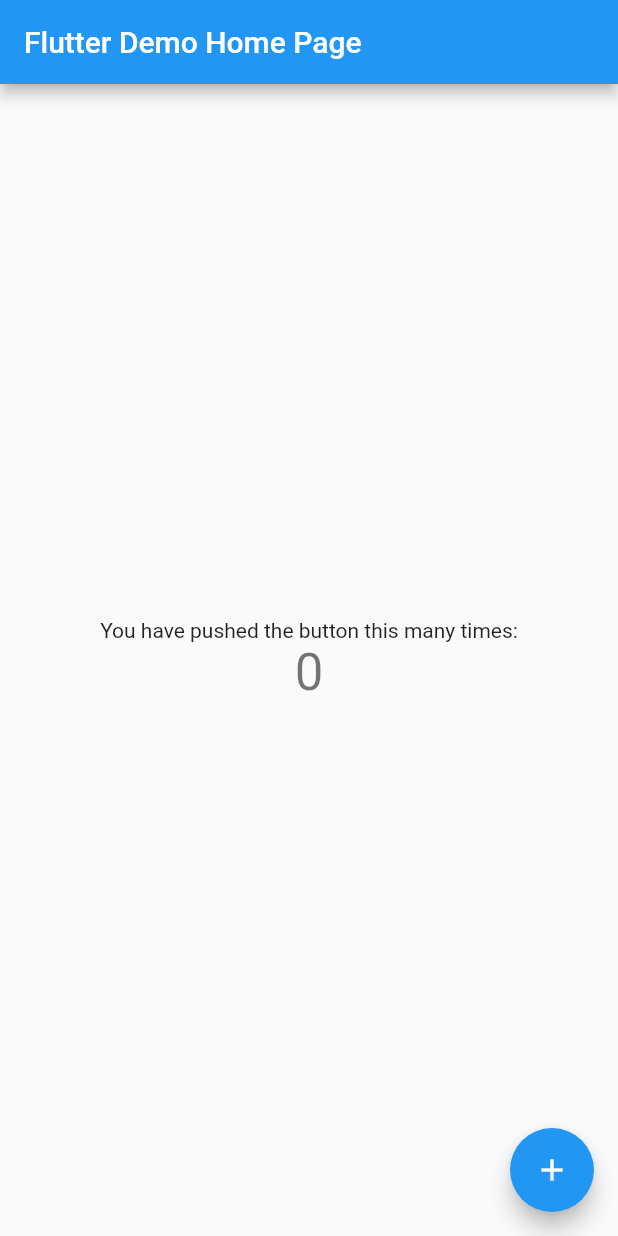
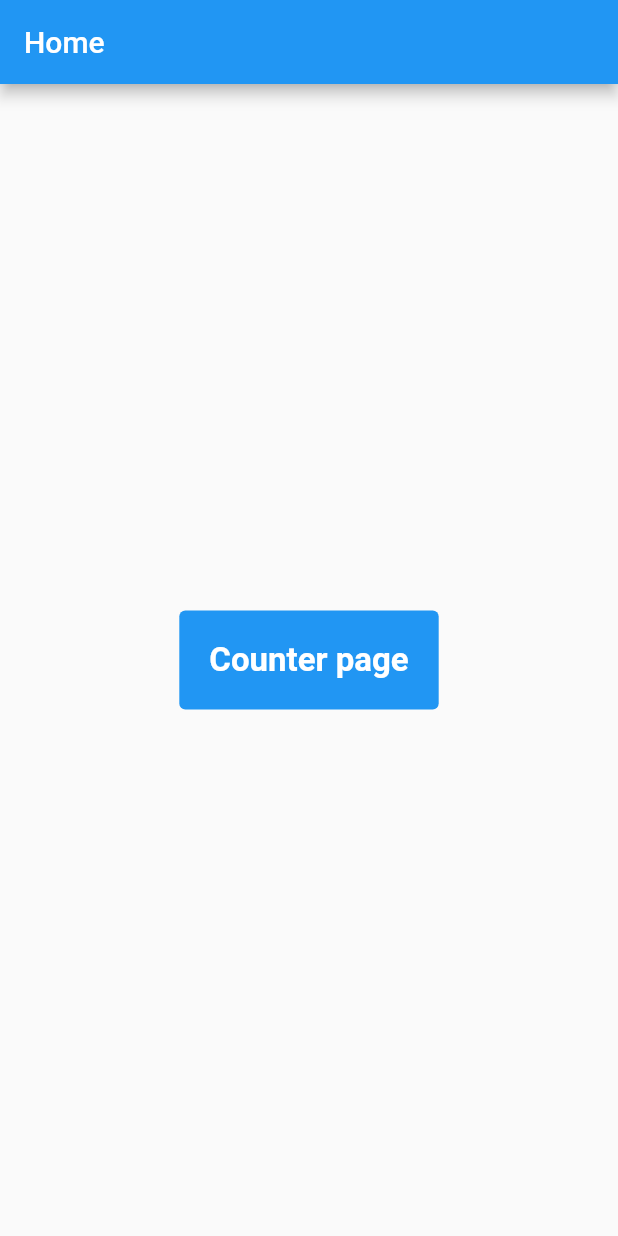
Before and after one commit to deniell/mobx_counter_app, a Flutter app: the screen it shows after launch, on a phone screen of 412 x 824 dp. Run offline on Flutter 3.47's test engine with Material 2 defaults, Android fonts, the light colour scheme and no system bars; our stand-ins replace mobx; generated files the repository leaves out were written again.

Commit message:
- removed old code from main.dart; - added HomePage and CounterPage; - working on CounterPage.

```diff
--- a/lib/main.dart
+++ b/lib/main.dart
@@ -1,115 +1,21 @@
 import 'package:flutter/material.dart';
+import 'package:mobx_counter_app/pages/home_page.dart';
 
 void main() {
-  runApp(const MyApp());
+  runApp(const MobXCounterApp());
 }
 
-class MyApp extends StatelessWidget {
-  const MyApp({super.key});
+class MobXCounterApp extends StatelessWidget {
+  const MobXCounterApp({super.key});
 
-  // This widget is the root of your application.
   @override
   Widget build(BuildContext context) {
     return MaterialApp(
-      title: 'Flutter Demo',
+      title: 'MobX Counter App',
       theme: ThemeData(
-        // This is the theme of your application.
-        //
-        // Try running your application with "flutter run". You'll see the
-        // application has a blue toolbar. Then, without quitting the app, try
-        // changing the primarySwatch below to Colors.green and then invoke
-        // "hot reload" (press "r" in the console where you ran "flutter run",
-        // or simply save your changes to "hot reload" in a Flutter IDE).
-        // Notice that the counter didn't reset back to zero; the application
-        // is not restarted.
         primarySwatch: Colors.blue,
       ),
-      home: const MyHomePage(title: 'Flutter Demo Home Page'),
+      home: const HomePage(),
     );
   }
 }
-
-class MyHomePage extends StatefulWidget {
-  const MyHomePage({super.key, required this.title});
-
-  // This widget is the home page of your application. It is stateful, meaning
-  // that it has a State object (defined below) that contains fields that affect
-  // how it looks.
-
-  // This class is the configuration for the state. It holds the values (in this
-  // case the title) provided by the parent (in this case the App widget) and
-  // used by the build method of the State. Fields in a Widget subclass are
-  // always marked "final".
-
-  final String title;
-
-  @override
-  State<MyHomePage> createState() => _MyHomePageState();
-}
-
-class _MyHomePageState extends State<MyHomePage> {
-  int _counter = 0;
-
-  void _incrementCounter() {
-    setState(() {
-      // This call to setState tells the Flutter framework that something has
-      // changed in this State, which causes it to rerun the build method below
-      // so that the display can reflect the updated values. If we changed
-      // _counter without calling setState(), then the build method would not be
-      // called again, and so nothing would appear to happen.
-      _counter++;
-    });
-  }
-
-  @override
-  Widget build(BuildContext context) {
-    // This method is rerun every time setState is called, for instance as done
-    // by the _incrementCounter method above.
-    //
-    // The Flutter framework has been optimized to make rerunning build methods
-    // fast, so that you can just rebuild anything that needs updating rather
-    // than having to individually change instances of widgets.
-    return Scaffold(
-      appBar: AppBar(
-        // Here we take the value from the MyHomePage object that was created by
-        // the App.build method, and use it to set our appbar title.
-        title: Text(widget.title),
-      ),
-      body: Center(
-        // Center is a layout widget. It takes a single child and positions it
-        // in the middle of the parent.
-        child: Column(
-          // Column is also a layout widget. It takes a list of children and
-          // arranges them vertically. By default, it sizes itself to fit its
-          // children horizontally, and tries to be as tall as its parent.
-          //
-          // Invoke "debug painting" (press "p" in the console, choose the
-          // "Toggle Debug Paint" action from the Flutter Inspector in Android
-          // Studio, or the "Toggle Debug Paint" command in Visual Studio Code)
-          // to see the wireframe for each widget.
-          //
-          // Column has various properties to control how it sizes itself and
-          // how it positions its children. Here we use mainAxisAlignment to
-          // center the children vertically; the main axis here is the vertical
-          // axis because Columns are vertical (the cross axis would be
-          // horizontal).
-          mainAxisAlignment: MainAxisAlignment.center,
-          children: <Widget>[
-            const Text(
-              'You have pushed the button this many times:',
-            ),
-            Text(
-              '$_counter',
-              style: Theme.of(context).textTheme.headlineMedium,
-            ),
-          ],
-        ),
-      ),
-      floatingActionButton: FloatingActionButton(
-        onPressed: _incrementCounter,
-        tooltip: 'Increment',
-        child: const Icon(Icons.add),
-      ), // This trailing comma makes auto-formatting nicer for build methods.
-    );
-  }
-}
--- /dev/null
+++ b/lib/pages/home_page.dart
@@ -0,0 +1,39 @@
+import 'package:flutter/material.dart';
+import 'package:mobx_counter_app/pages/counter_page.dart';
+
+class HomePage extends StatelessWidget {
+  const HomePage({Key? key}) : super(key: key);
+
+  @override
+  Widget build(BuildContext context) {
+    return Scaffold(
+        appBar: AppBar(
+        title: const Text("Home"),
+      ),
+      body: Center(
+        child: Column(
+          mainAxisAlignment: MainAxisAlignment.center,
+          children: [
+            TextButton(
+              style: TextButton.styleFrom(
+              backgroundColor: Colors.blue,
+                padding: const EdgeInsets.all(20),
+              ),
+              onPressed: () => Navigator.of(context).push(
+                  MaterialPageRoute(builder: ((context) => const CounterPage()))
+              ),
+              child: const Text(
+                "Counter page",
+                style: TextStyle(
+                  fontWeight: FontWeight.bold,
+                  fontSize: 22,
+                  color: Colors.white,
+                ),
+              ),
+            ),
+          ],
+        ),
+      ),
+    );
+  }
+}
```
Also changed, not shown: lib/pages/counter_page.dart (added, +34 -0 lines), 1 other file.
